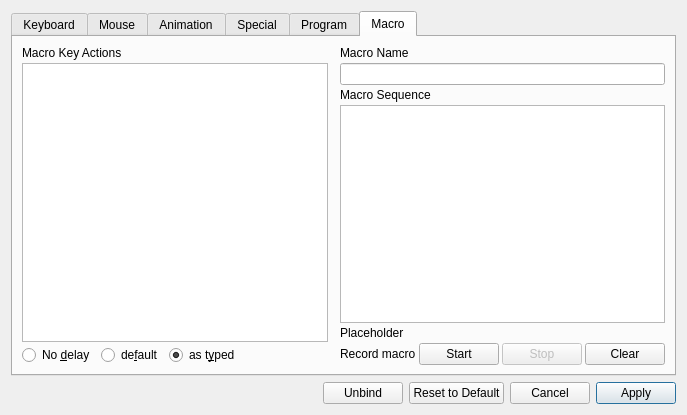
ckb-next/ckb-next, file src/gui/rebindwidget.ui: the form before one commit.
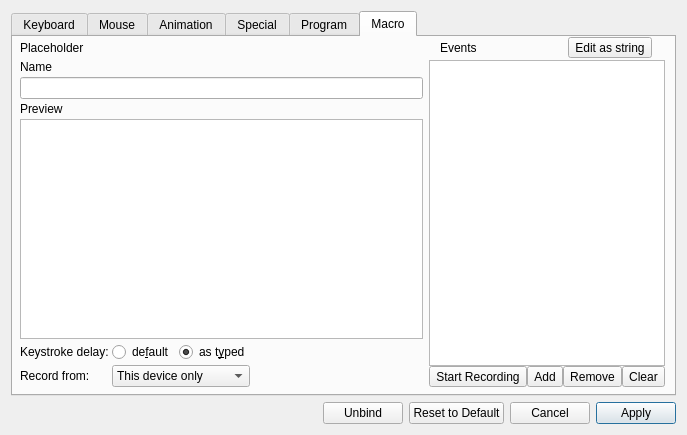
The form after the commit. The open tabs and pages were chosen to show the change. Custom widgets are drawn as their Qt base class.

Commit message:
Rework macro code
GUI code has been completely rewritten and UI has been redesigned

Daemon no longer supports the global delay, and the command for it
is removed

Random delays are now supported for each key by specifying it as
min_max in the delay field

Various daemon issues regarding macros have been fixed, including
memory leaks

```diff
--- a/src/gui/rebindwidget.ui
+++ b/src/gui/rebindwidget.ui
@@ -7,7 +7,7 @@
     <x>0</x>
     <y>0</y>
     <width>687</width>
-    <height>415</height>
+    <height>435</height>
    </rect>
   </property>
   <property name="sizePolicy">
@@ -1280,77 +1280,139 @@
       <attribute name="title">
        <string>Macro</string>
       </attribute>
-      <layout class="QHBoxLayout" name="horizontalLayout_5">
-       <item>
-        <layout class="QVBoxLayout" name="verticalLayout_3">
+      <layout class="QGridLayout" name="gridLayout_7">
+       <property name="leftMargin">
+        <number>7</number>
+       </property>
+       <property name="topMargin">
+        <number>0</number>
+       </property>
+       <property name="bottomMargin">
+        <number>7</number>
+       </property>
+       <property name="verticalSpacing">
+        <number>2</number>
+       </property>
+       <item row="2" column="0">
+        <layout class="QVBoxLayout" name="verticalLayout_2">
          <property name="spacing">
           <number>3</number>
          </property>
+         <property name="sizeConstraint">
+          <enum>QLayout::SetNoConstraint</enum>
+         </property>
          <item>
-          <widget class="QLabel" name="label_4">
+          <widget class="QLabel" name="label_2">
            <property name="text">
-            <string>Macro Key Actions</string>
+            <string>Name</string>
            </property>
           </widget>
          </item>
          <item>
-          <widget class="QPlainTextEdit" name="pteMacroBox">
-           <property name="focusPolicy">
-            <enum>Qt::WheelFocus</enum>
+          <widget class="QLineEdit" name="macroName"/>
+         </item>
+         <item>
+          <widget class="QLabel" name="label_3">
+           <property name="text">
+            <string>Preview</string>
            </property>
-           <property name="tabChangesFocus">
+          </widget>
+         </item>
+         <item>
+          <widget class="NoUserInputTextEdit" name="macroPreview">
+           <property name="sizePolicy">
+            <sizepolicy hsizetype="Expanding" vsizetype="MinimumExpanding">
+             <horstretch>0</horstretch>
+             <verstretch>0</verstretch>
+            </sizepolicy>
+           </property>
+           <property name="contextMenuPolicy">
+            <enum>Qt::DefaultContextMenu</enum>
+           </property>
+           <property name="acceptDrops">
+            <bool>false</bool>
+           </property>
+           <property name="inputMethodHints">
+            <set>Qt::ImhNoAutoUppercase</set>
+           </property>
+           <property name="documentTitle">
+            <string/>
+           </property>
+           <property name="undoRedoEnabled">
+            <bool>false</bool>
+           </property>
+           <property name="readOnly">
             <bool>true</bool>
            </property>
+           <property name="plainText">
+            <string/>
+           </property>
+           <property name="textInteractionFlags">
+            <set>Qt::TextSelectableByKeyboard|Qt::TextSelectableByMouse</set>
+           </property>
           </widget>
          </item>
          <item>
-          <layout class="QHBoxLayout" name="delayButtons">
-           <property name="spacing">
-            <number>6</number>
-           </property>
-           <property name="sizeConstraint">
-            <enum>QLayout::SetMinimumSize</enum>
-           </property>
-           <item>
-            <widget class="QRadioButton" name="rb_delay_no">
-             <property name="whatsThis">
-              <string>Disable delay</string>
-             </property>
-             <property name="text">
-              <string>No &amp;delay</string>
-             </property>
-            </widget>
+          <layout class="QGridLayout" name="gridLayout_6" columnstretch="0,0,0">
+           <item row="0" column="1">
+            <layout class="QHBoxLayout" name="horizontalLayout_4">
+             <item>
+              <widget class="QRadioButton" name="rb_delay_default">
+               <property name="whatsThis">
+                <string>Set delay to default values: 20us up to 15 chars, 200us above</string>
+               </property>
+               <property name="text">
+                <string>de&amp;fault</string>
+               </property>
+               <property name="checked">
+                <bool>false</bool>
+               </property>
+               <property name="autoExclusive">
+                <bool>true</bool>
+               </property>
+              </widget>
+             </item>
+             <item>
+              <widget class="QRadioButton" name="rb_delay_asTyped">
+               <property name="whatsThis">
+                <string>Delay will be the same as it was recorded</string>
+               </property>
+               <property name="text">
+                <string>as t&amp;yped</string>
+               </property>
+               <property name="checked">
+                <bool>true</bool>
+               </property>
+              </widget>
+             </item>
+            </layout>
            </item>
-           <item>
-            <widget class="QRadioButton" name="rb_delay_default">
-             <property name="whatsThis">
-              <string>Set delay to default values: 20us up to 15 chars, 200us above</string>
+           <item row="4" column="1">
+            <widget class="QComboBox" name="captureTypeBox">
+             <property name="sizePolicy">
+              <sizepolicy hsizetype="Minimum" vsizetype="Fixed">
+               <horstretch>0</horstretch>
+               <verstretch>0</verstretch>
+              </sizepolicy>
              </property>
-             <property name="text">
-              <string>de&amp;fault</string>
-             </property>
-             <property name="checked">
-              <bool>false</bool>
-             </property>
-             <property name="autoExclusive">
-              <bool>true</bool>
-             </property>
+             <item>
+              <property name="text">
+               <string>This device only</string>
+              </property>
+             </item>
+             <item>
+              <property name="text">
+               <string>All ckb-next devices</string>
+              </property>
+             </item>
+             <item>
+              <property name="text">
+               <string>All keyboards</string>
+              </property>
+             </item>
             </widget>
            </item>
-           <item>
-            <widget class="QRadioButton" name="rb_delay_asTyped">
-             <property name="whatsThis">
-              <string>Delay will be the same as it was recorded</string>
-             </property>
-             <property name="text">
-              <string>as t&amp;yped</string>
-             </property>
-             <property name="checked">
-              <bool>true</bool>
-             </property>
-            </widget>
-           </item>
-           <item>
+           <item row="4" column="2">
             <spacer name="horizontalSpacer_27">
              <property name="orientation">
               <enum>Qt::Horizontal</enum>
@@ -1363,165 +1425,202 @@
              </property>
             </spacer>
            </item>
+           <item row="4" column="0">
+            <widget class="QLabel" name="label_6">
+             <property name="text">
+              <string>Record from:</string>
+             </property>
+            </widget>
+           </item>
+           <item row="0" column="0">
+            <widget class="QLabel" name="label_5">
+             <property name="text">
+              <string>Keystroke delay:</string>
+             </property>
+            </widget>
+           </item>
           </layout>
          </item>
         </layout>
        </item>
-       <item>
-        <widget class="QLabel" name="txtBuffer">
-         <property name="enabled">
-          <bool>false</bool>
-         </property>
-         <property name="sizePolicy">
-          <sizepolicy hsizetype="Fixed" vsizetype="Fixed">
-           <horstretch>0</horstretch>
-           <verstretch>0</verstretch>
-          </sizepolicy>
-         </property>
-         <property name="maximumSize">
-          <size>
-           <width>0</width>
-           <height>0</height>
-          </size>
-         </property>
-         <property name="contextMenuPolicy">
-          <enum>Qt::NoContextMenu</enum>
-         </property>
-         <property name="toolTip">
-          <string notr="true"/>
-         </property>
-         <property name="toolTipDuration">
-          <number>0</number>
-         </property>
-         <property name="statusTip">
-          <string notr="true"/>
-         </property>
-         <property name="whatsThis">
-          <string notr="true"/>
-         </property>
-         <property name="frameShadow">
-          <enum>QFrame::Plain</enum>
-         </property>
-         <property name="lineWidth">
-          <number>0</number>
-         </property>
+       <item row="1" column="1">
+        <layout class="QHBoxLayout" name="horizontalLayout_6">
+         <item>
+          <widget class="QLabel" name="label_4">
+           <property name="sizePolicy">
+            <sizepolicy hsizetype="Maximum" vsizetype="Preferred">
+             <horstretch>0</horstretch>
+             <verstretch>0</verstretch>
+            </sizepolicy>
+           </property>
+           <property name="text">
+            <string>Events</string>
+           </property>
+          </widget>
+         </item>
+         <item>
+          <spacer name="horizontalSpacer_29">
+           <property name="orientation">
+            <enum>Qt::Horizontal</enum>
+           </property>
+           <property name="sizeType">
+            <enum>QSizePolicy::Minimum</enum>
+           </property>
+           <property name="sizeHint" stdset="0">
+            <size>
+             <width>80</width>
+             <height>20</height>
+            </size>
+           </property>
+          </spacer>
+         </item>
+         <item>
+          <widget class="QToolButton" name="editAsStringBtn">
+           <property name="sizePolicy">
+            <sizepolicy hsizetype="Maximum" vsizetype="Fixed">
+             <horstretch>0</horstretch>
+             <verstretch>0</verstretch>
+            </sizepolicy>
+           </property>
+           <property name="maximumSize">
+            <size>
+             <width>16777215</width>
+             <height>22</height>
+            </size>
+           </property>
+           <property name="text">
+            <string>Edit as string</string>
+           </property>
+          </widget>
+         </item>
+        </layout>
+       </item>
+       <item row="1" column="0">
+        <widget class="QLabel" name="lbl_macro">
          <property name="text">
-          <string/>
-         </property>
-         <property name="textFormat">
-          <enum>Qt::PlainText</enum>
-         </property>
-         <property name="indent">
-          <number>0</number>
-         </property>
-         <property name="textInteractionFlags">
-          <set>Qt::NoTextInteraction</set>
+          <string notr="true">Placeholder</string>
          </property>
         </widget>
        </item>
-       <item>
-        <layout class="QVBoxLayout" name="verticalLayout_4">
+       <item row="2" column="1">
+        <layout class="QVBoxLayout" name="verticalLayout_3">
+         <property name="spacing">
+          <number>0</number>
+         </property>
          <item>
-          <layout class="QVBoxLayout" name="verticalLayout_2">
-           <property name="spacing">
-            <number>3</number>
+          <widget class="QTableView" name="tableView">
+           <property name="sizePolicy">
+            <sizepolicy hsizetype="Maximum" vsizetype="Expanding">
+             <horstretch>0</horstretch>
+             <verstretch>0</verstretch>
+            </sizepolicy>
            </property>
-           <property name="sizeConstraint">
-            <enum>QLayout::SetNoConstraint</enum>
+           <property name="dragEnabled">
+            <bool>true</bool>
            </property>
+           <property name="dragDropOverwriteMode">
+            <bool>false</bool>
+           </property>
+           <property name="dragDropMode">
+            <enum>QAbstractItemView::InternalMove</enum>
+           </property>
+           <property name="defaultDropAction">
+            <enum>Qt::MoveAction</enum>
+           </property>
+           <property name="selectionBehavior">
+            <enum>QAbstractItemView::SelectRows</enum>
+           </property>
+           <property name="sortingEnabled">
+            <bool>false</bool>
+           </property>
+           <property name="cornerButtonEnabled">
+            <bool>false</bool>
+           </property>
+           <attribute name="horizontalHeaderMinimumSectionSize">
+            <number>22</number>
+           </attribute>
+           <attribute name="horizontalHeaderDefaultSectionSize">
+            <number>65</number>
+           </attribute>
+           <attribute name="horizontalHeaderHighlightSections">
+            <bool>false</bool>
+           </attribute>
+           <attribute name="horizontalHeaderStretchLastSection">
+            <bool>true</bool>
+           </attribute>
+           <attribute name="verticalHeaderVisible">
+            <bool>false</bool>
+           </attribute>
+           <attribute name="verticalHeaderMinimumSectionSize">
+            <number>22</number>
+           </attribute>
+           <attribute name="verticalHeaderDefaultSectionSize">
+            <number>22</number>
+           </attribute>
+          </widget>
+         </item>
+         <item>
+          <layout class="QHBoxLayout" name="horizontalLayout_7">
            <item>
-            <widget class="QLabel" name="label_2">
+            <widget class="ClickEventPushButton" name="btnStartMacro">
              <property name="text">
-              <string>Macro Name</string>
+              <string>Start Recording</string>
              </property>
             </widget>
            </item>
            <item>
-            <widget class="QLineEdit" name="pteMacroComment"/>
+            <widget class="QToolButton" name="btnAddEvent">
+             <property name="minimumSize">
+              <size>
+               <width>23</width>
+               <height>0</height>
+              </size>
+             </property>
+             <property name="font">
+              <font>
+               <pointsize>-1</pointsize>
+               <weight>50</weight>
+               <bold>false</bold>
+              </font>
+             </property>
+             <property name="text">
+              <string>Add</string>
+             </property>
+            </widget>
            </item>
            <item>
-            <widget class="QLabel" name="label_3">
+            <widget class="QToolButton" name="btnRemoveEvent">
+             <property name="minimumSize">
+              <size>
+               <width>23</width>
+               <height>0</height>
+              </size>
+             </property>
+             <property name="font">
+              <font>
+               <pointsize>-1</pointsize>
+               <weight>50</weight>
+               <bold>false</bold>
+              </font>
+             </property>
              <property name="text">
-              <string>Macro Sequence</string>
+              <string>Remove</string>
              </property>
             </widget>
            </item>
            <item>
-            <widget class="QPlainTextEdit" name="pteMacroText">
+            <widget class="QToolButton" name="btnClearMacro">
              <property name="sizePolicy">
-              <sizepolicy hsizetype="Expanding" vsizetype="MinimumExpanding">
+              <sizepolicy hsizetype="Fixed" vsizetype="Fixed">
                <horstretch>0</horstretch>
                <verstretch>0</verstretch>
               </sizepolicy>
              </property>
-             <property name="focusPolicy">
-              <enum>Qt::StrongFocus</enum>
-             </property>
-             <property name="contextMenuPolicy">
-              <enum>Qt::NoContextMenu</enum>
-             </property>
-             <property name="acceptDrops">
-              <bool>false</bool>
-             </property>
-             <property name="inputMethodHints">
-              <set>Qt::ImhNoAutoUppercase</set>
-             </property>
-             <property name="documentTitle">
-              <string/>
-             </property>
-             <property name="undoRedoEnabled">
-              <bool>false</bool>
-             </property>
-             <property name="readOnly">
-              <bool>false</bool>
-             </property>
-             <property name="plainText">
-              <string/>
-             </property>
-            </widget>
-           </item>
-           <item>
-            <widget class="QLabel" name="lbl_macro">
              <property name="text">
-              <string notr="true">Placeholder</string>
+              <string>Clear</string>
              </property>
             </widget>
            </item>
-           <item>
-            <layout class="QHBoxLayout" name="horizontalLayout_7">
-             <item>
-              <widget class="QLabel" name="label">
-               <property name="text">
-                <string>Record macro</string>
-               </property>
-              </widget>
-             </item>
-             <item>
-              <widget class="QPushButton" name="btnStartMacro">
-               <property name="text">
-                <string>Start</string>
-               </property>
-              </widget>
-             </item>
-             <item>
-              <widget class="QPushButton" name="btnStopMacro">
-               <property name="enabled">
-                <bool>false</bool>
-               </property>
-               <property name="text">
-                <string extracomment="was passiert, wenn ich hier iregend einen Kommentar reinschreibe?">Stop</string>
-               </property>
-              </widget>
-             </item>
-             <item>
-              <widget class="QPushButton" name="btnClearMacro">
-               <property name="text">
-                <string>Clear</string>
-               </property>
-              </widget>
-             </item>
-            </layout>
-           </item>
           </layout>
          </item>
         </layout>
@@ -1580,6 +1679,18 @@
    </item>
   </layout>
  </widget>
+ <customwidgets>
+  <customwidget>
+   <class>NoUserInputTextEdit</class>
+   <extends>QPlainTextEdit</extends>
+   <header>nouserinputtextedit.h</header>
+  </customwidget>
+  <customwidget>
+   <class>ClickEventPushButton</class>
+   <extends>QToolButton</extends>
+   <header>clickeventpushbutton.h</header>
+  </customwidget>
+ </customwidgets>
  <tabstops>
   <tabstop>tabWidget</tabstop>
   <tabstop>typingButton</tabstop>
```
Left out of the diff: 118 changed lines with no effect on the pictures. The commit also changes 34 other files.
